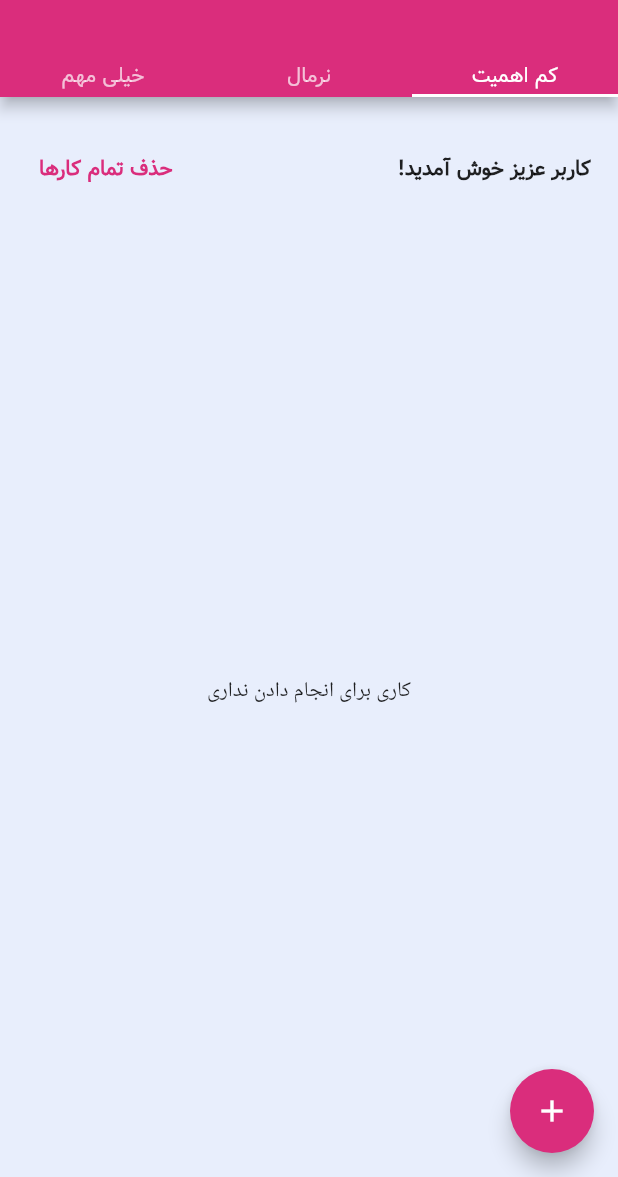
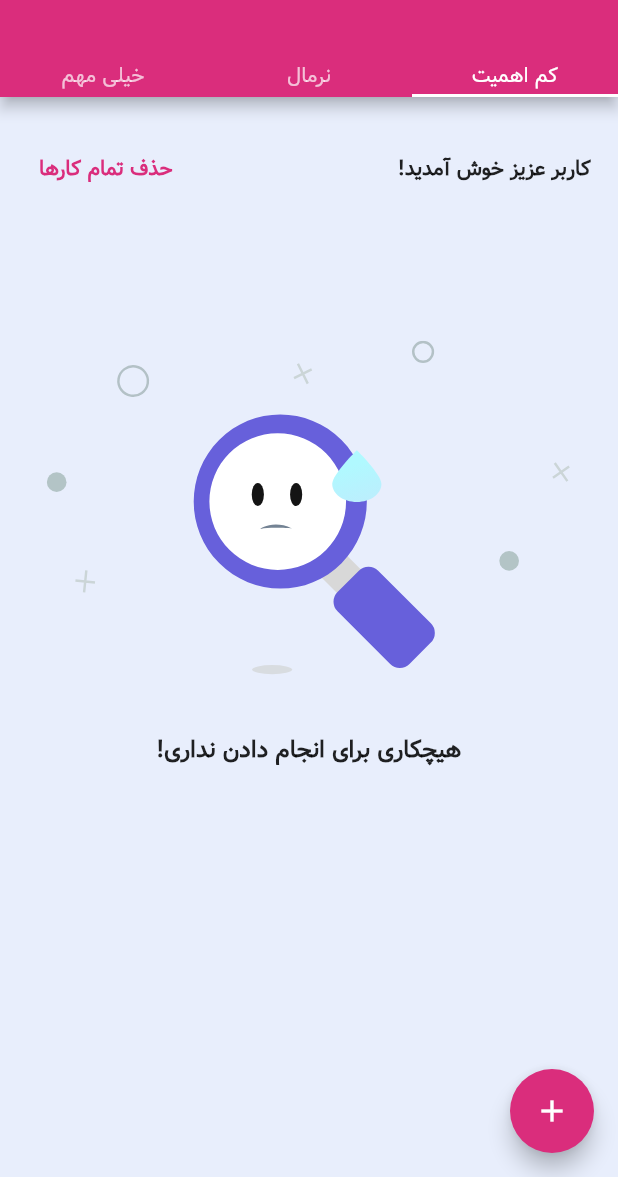
Before and after one commit to mohammad-dehghanifard/todoApp_Flutter, a Flutter app: the screen it shows after launch, on a phone screen of 412 x 824 dp, the part 59-1236 px from its top. Run offline on Flutter 3.47's test engine with Material 2 defaults, Android fonts, the phone set to English and light mode, and no system bars; our stand-ins replace awesome_dialog, flutter_slidable, get, hive, hive_flutter, lottie; accounts and stored records are empty.

Commit message:
completed app version 1.0.0

```diff
--- a/lib/view/home/screen/task_list_view.dart
+++ b/lib/view/home/screen/task_list_view.dart
@@ -20,18 +20,21 @@ class TaskListView extends StatelessWidget {
       builder: (context, box, child) {
 
         List<TaskModel> items;
-        if(box.isNotEmpty){
-          switch(priority){
+        switch (priority) {
           case PriorityModel.low :
-              items = box.values.where((element) => element.priority == PriorityModel.low).toList();
+            items = box.values.where((element) => element.priority ==
+                PriorityModel.low).toList();
             break;
           case PriorityModel.normal :
-              items = box.values.where((element) => element.priority == PriorityModel.normal).toList();
+            items = box.values.where((element) => element.priority ==
+                PriorityModel.normal).toList();
             break;
           case PriorityModel.height :
-              items = box.values.where((element) => element.priority == PriorityModel.height).toList();
+            items = box.values.where((element) => element.priority ==
+                PriorityModel.height).toList();
         }
 
+        if(items.isNotEmpty){
           return ListView.builder(
             padding: const EdgeInsets.only(top: 16, bottom: 86),
             itemCount: items.length,
@@ -42,7 +45,7 @@ class TaskListView extends StatelessWidget {
         } else{
           return const EmptyState();
         }
-      },
-    );
+
+      });
   }
 }
--- a/lib/view/home/widgets/empty_state.dart
+++ b/lib/view/home/widgets/empty_state.dart
@@ -1,12 +1,21 @@
 import 'package:flutter/material.dart';
+import 'package:lottie/lottie.dart';
 
 class EmptyState extends StatelessWidget {
   const EmptyState({Key? key}) : super(key: key);
-
   @override
   Widget build(BuildContext context) {
     return Center(
-      child: Text("کاری برای انجام دادن نداری"),
+      child: Padding(
+        padding: const EdgeInsets.fromLTRB(12, 64, 12, 8),
+        child: Column(
+          children: [
+            Lottie.asset("assets/lottie/emptyState.json",),
+            const SizedBox(height: 22),
+            const Text("هیچکاری برای انجام دادن نداری!",style: TextStyle(fontSize: 16,fontWeight: FontWeight.bold,fontFamily: 'Dirooz'),),
+          ],
+        ),
+      ),
     );
   }
 }
```
Also changed, not shown: assets/lottie/emptyState.json (added, +1 -0 lines), lib/view/home/widgets/todo_item_widget.dart (+32 -3 lines), pubspec.yaml (+4 -3 lines), pubspec.lock. Lines whose indentation alone changed are shown as unchanged.
